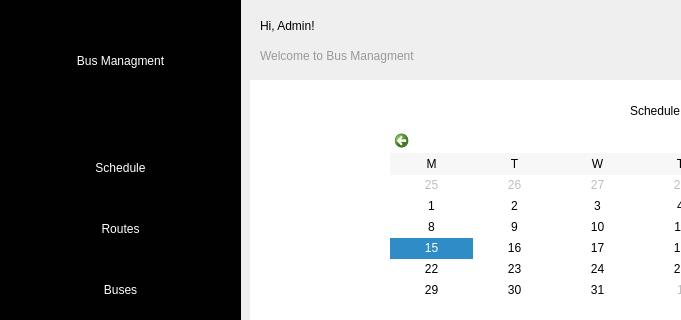
This is index.ui in mykyta07/bus_management as Qt 5 draws it before an edit; both pictures show x 0 to 681 and y 0 to 320 of the 1119 by 805 pixel window. The edited form follows.
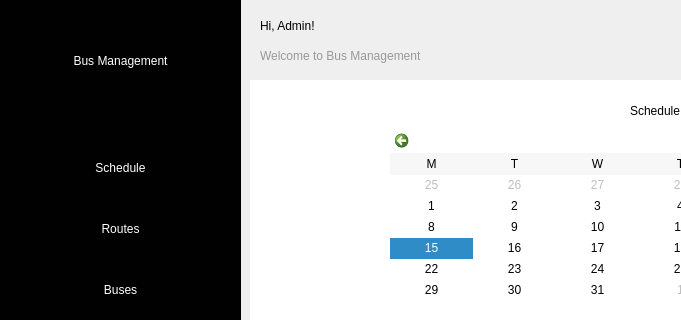
This is the edited form. The open tabs and pages were chosen to show the change. Icons and pictures are not drawn.

Diff of the .ui file:
```diff
--- a/index.ui
+++ b/index.ui
@@ -294,9 +294,9 @@
     <widget class="QPushButton" name="pushButton_2">
      <property name="geometry">
       <rect>
-       <x>0</x>
+       <x>-10</x>
        <y>10</y>
-       <width>241</width>
+       <width>261</width>
        <height>101</height>
       </rect>
      </property>
@@ -312,7 +312,7 @@
 </string>
      </property>
      <property name="text">
-      <string>Bus Managment</string>
+      <string>Bus Management</string>
      </property>
     </widget>
    </widget>
@@ -1112,7 +1112,7 @@
       <rect>
        <x>10</x>
        <y>40</y>
-       <width>221</width>
+       <width>261</width>
        <height>31</height>
       </rect>
      </property>
@@ -1122,7 +1122,7 @@
 </string>
      </property>
      <property name="text">
-      <string>Welcome to Bus Managment</string>
+      <string>Welcome to Bus Management</string>
      </property>
     </widget>
    </widget>
```
Left out of the diff: 2 changed lines with no effect on the pictures.
